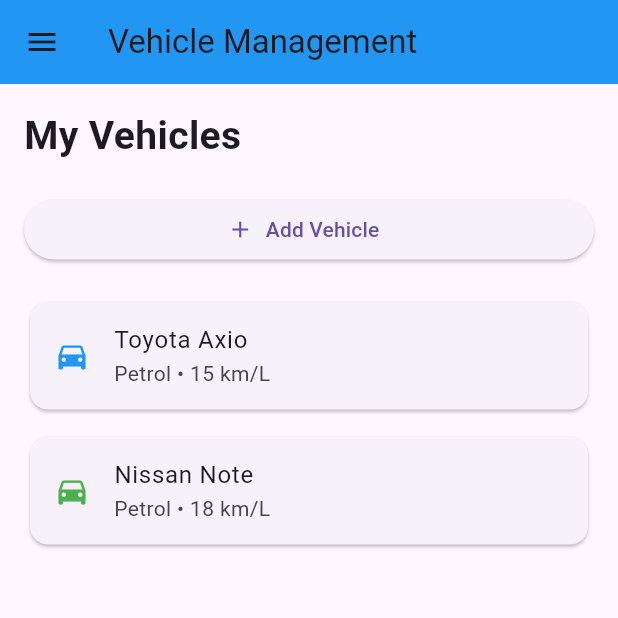
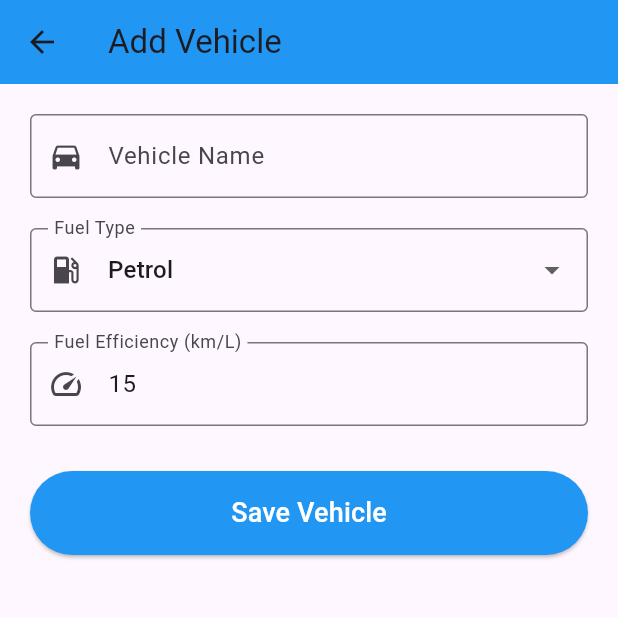
Before and after one commit to Delfine254/EcoMate-Fuel-Emission-Tracker, a Flutter app: the screen it shows after launch, after a tap on "Add Vehicle", on a phone screen of 412 x 824 dp, the top half of it. Run offline on Flutter 3.47's test engine with Material 3 defaults, Android fonts, the phone set to English and light mode, and no system bars.

Commit message:
Implemented vehicle management module

```diff
--- /dev/null
+++ b/lib/screens/vehicles/add_vehicle_screen.dart
@@ -0,0 +1,132 @@
+import 'package:flutter/material.dart';
+
+class AddVehicleScreen extends StatefulWidget {
+  const AddVehicleScreen({super.key});
+
+  @override
+  State<AddVehicleScreen> createState() => _AddVehicleScreenState();
+}
+
+class _AddVehicleScreenState extends State<AddVehicleScreen> {
+  String selectedFuelType = 'Petrol';
+
+  TextEditingController efficiencyController =
+      TextEditingController(text: '15');
+
+  @override
+  Widget build(BuildContext context) {
+    return Scaffold(
+      appBar: AppBar(
+        title: const Text('Add Vehicle'),
+        backgroundColor: Colors.blue,
+      ),
+
+      body: Padding(
+        padding: const EdgeInsets.all(20.0),
+
+        child: SingleChildScrollView(
+          child: Column(
+            children: [
+
+              TextField(
+                decoration: InputDecoration(
+                  labelText: 'Vehicle Name',
+                  prefixIcon: Icon(Icons.directions_car),
+                  border: OutlineInputBorder(),
+                ),
+              ),
+
+              SizedBox(height: 20),
+
+              DropdownButtonFormField<String>(
+                value: selectedFuelType,
+
+                decoration: InputDecoration(
+                  labelText: 'Fuel Type',
+                  prefixIcon: Icon(Icons.local_gas_station),
+                  border: OutlineInputBorder(),
+                ),
+
+                items: const [
+                  DropdownMenuItem(
+                    value: 'Petrol',
+                    child: Text('Petrol'),
+                  ),
+
+                  DropdownMenuItem(
+                    value: 'Diesel',
+                    child: Text('Diesel'),
+                  ),
+
+                  DropdownMenuItem(
+                    value: 'Hybrid',
+                    child: Text('Hybrid'),
+                  ),
+
+                  DropdownMenuItem(
+                    value: 'Electric',
+                    child: Text('Electric'),
+                  ),
+                ],
+
+                onChanged: (value) {
+                  setState(() {
+                    selectedFuelType = value!;
+
+                    if (value == 'Petrol') {
+                      efficiencyController.text = '15';
+                    } else if (value == 'Diesel') {
+                      efficiencyController.text = '18';
+                    } else if (value == 'Hybrid') {
+                      efficiencyController.text = '25';
+                    } else {
+                      efficiencyController.text = '0';
+                    }
+                  });
+                },
+              ),
+
+              SizedBox(height: 20),
+
+              TextField(
+                controller: efficiencyController,
+
+                decoration: InputDecoration(
+                  labelText: 'Fuel Efficiency (km/L)',
+                  prefixIcon: Icon(Icons.speed),
+                  border: OutlineInputBorder(),
+                ),
+              ),
+
+              SizedBox(height: 30),
+
+              SizedBox(
+                width: double.infinity,
+
+                child: ElevatedButton(
+                  onPressed: () {
+
+                  },
+
+                  style: ElevatedButton.styleFrom(
+                    backgroundColor: Colors.blue,
+                    padding: const EdgeInsets.symmetric(vertical: 15),
+                  ),
+
+                  child: const Text(
+                    'Save Vehicle',
+                    style: TextStyle(
+                      color: Colors.white,
+                      fontSize: 18,
+                    ),
+                  ),
+                ),
+              ),
+
+            ],
+          ),
+        ),
+      ),
+    );
+  }
+}
--- a/lib/screens/vehicles/vehicle_screen.dart
+++ b/lib/screens/vehicles/vehicle_screen.dart
@@ -1,8 +1,28 @@
 import 'package:flutter/material.dart';
 import '../../widgets/custom_drawer.dart';
+import 'add_vehicle_screen.dart';
 
-class VehicleScreen extends StatelessWidget {
+class VehicleScreen extends StatefulWidget {
   const VehicleScreen({super.key});
+
+  @override
+  State<VehicleScreen> createState() => _VehicleScreenState();
+}
+
+class _VehicleScreenState extends State<VehicleScreen> {
+
+  List<Map<String, String>> vehicles = [
+    {
+      'name': 'Toyota Axio',
+      'fuel': 'Petrol',
+      'efficiency': '15',
+    },
+    {
+      'name': 'Nissan Note',
+      'fuel': 'Petrol',
+      'efficiency': '18',
+    },
+  ];
 
   @override
   Widget build(BuildContext context) {
@@ -37,7 +57,13 @@
 
               child: ElevatedButton.icon(
                 onPressed: () {
-
+                  Navigator.push(
+                    context,
+                    MaterialPageRoute(
+                      builder: (context) =>
+                          const AddVehicleScreen(),
+                    ),
+                  );
                 },
 
                 icon: const Icon(Icons.add),
@@ -48,35 +74,29 @@
 
             const SizedBox(height: 20),
 
-            Card(
-              child: ListTile(
-                leading: const Icon(
-                  Icons.directions_car,
-                  color: Colors.blue,
-                ),
+            Expanded(
+              child: ListView.builder(
+                itemCount: vehicles.length,
 
-                title: const Text('Toyota Axio'),
+                itemBuilder: (context, index) {
 
-                subtitle: const Text(
-                  'Petrol • 15 km/L',
-                ),
-              ),
-            ),
+                  return Card(
+                    child: ListTile(
+                      leading: const Icon(
+                        Icons.directions_car,
+                        color: Colors.blue,
+                      ),
 
-            const SizedBox(height: 10),
+                      title: Text(
+                        vehicles[index]['name']!,
+                      ),
 
-            Card(
-              child: ListTile(
-                leading: const Icon(
-                  Icons.directions_car,
-                  color: Colors.green,
-                ),
-
-                title: const Text('Nissan Note'),
-
-                subtitle: const Text(
-                  'Petrol • 18 km/L',
-                ),
+                      subtitle: Text(
+                        '${vehicles[index]['fuel']} • ${vehicles[index]['efficiency']} km/L',
+                      ),
+                    ),
+                  );
+                },
               ),
             ),
 
```
